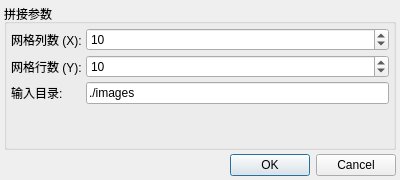
Qt form ui/StitchingSettingsDialog.ui (choushunn/ArmSightStitch) before a commit.
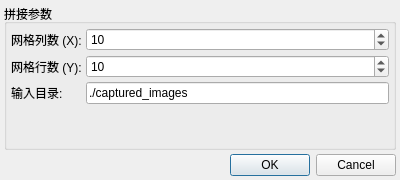
The same form after that commit.

Diff of the .ui file:
```diff
--- a/ui/StitchingSettingsDialog.ui
+++ b/ui/StitchingSettingsDialog.ui
@@ -106,7 +106,7 @@
          <string>图像保存路径</string>
         </property>
         <property name="text">
-         <string notr="true">./images</string>
+         <string notr="true">./captured_images</string>
         </property>
        </widget>
       </item>
```
